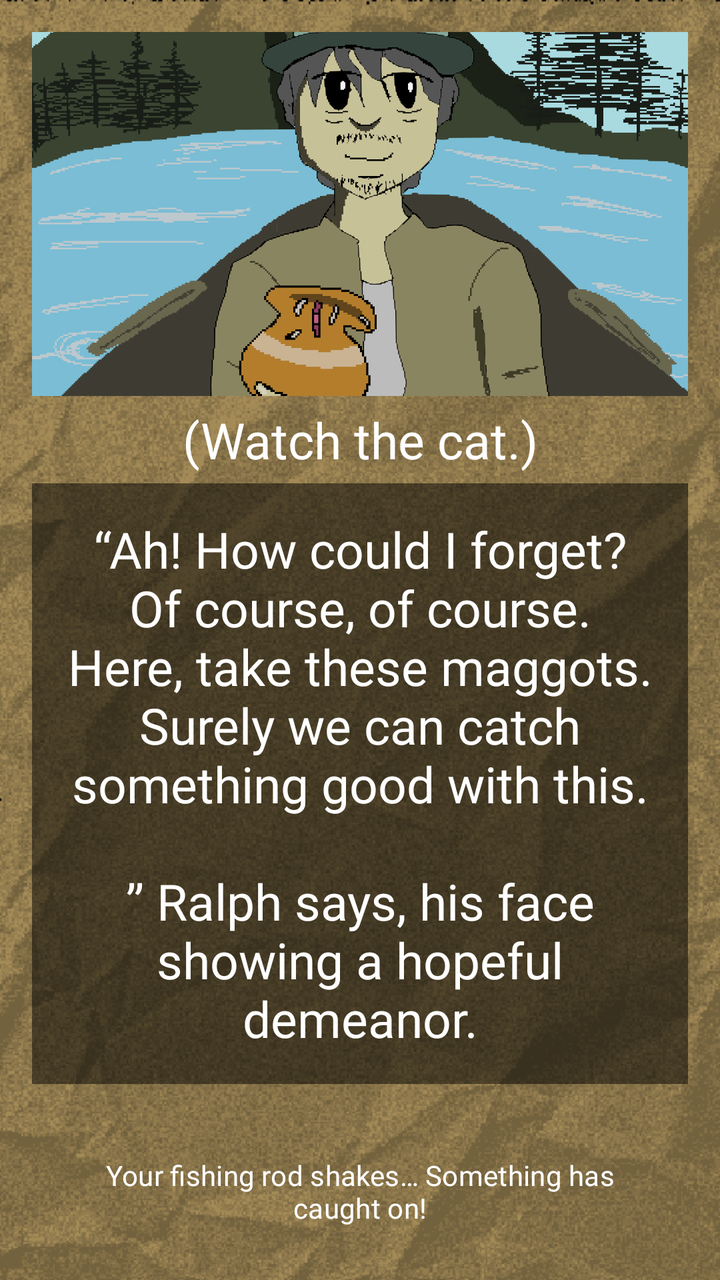
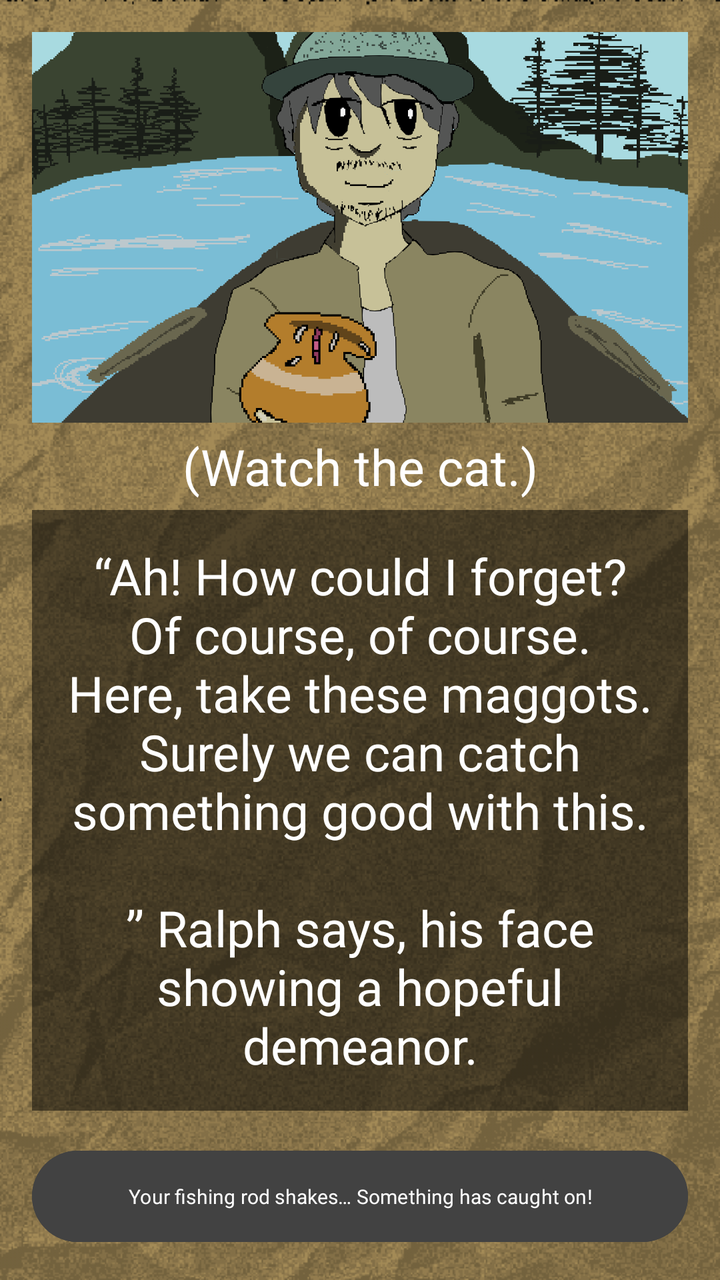

The first picture is an Android layout as it rendered before a commit; the second is the same layout after the commit. The layout source and the unified diff follow.
<!-- AndroidManifest.xml: application theme Theme.ChoiceQuest -->
<!-- res/layout/activity_page2_1_1_1_1.xml -->
<?xml version="1.0" encoding="utf-8"?>
<LinearLayout xmlns:android="http://schemas.android.com/apk/res/android"
    xmlns:app="http://schemas.android.com/apk/res-auto"
    xmlns:tools="http://schemas.android.com/tools"
    android:id="@+id/page2_1_1_1_1"
    android:layout_width="match_parent"
    android:layout_height="match_parent"
    android:gravity="center"
    android:orientation="vertical"
    android:background="@drawable/papertexture_"
    android:backgroundTint="#f8e7c2"
    android:backgroundTintMode="multiply"
    android:padding="16dp"
    tools:context=".Page2_1_1_1_1">

    <View
        android:layout_width="match_parent"
        android:layout_height="0dp"
        android:layout_weight="0.1"/>

    <ImageView
        android:id="@+id/imageView"
        android:layout_width="412dp"
        android:layout_height="250dp"
        android:src="@drawable/page2_1_1_1_1"/>

    <View
        android:layout_width="match_parent"
        android:layout_height="1dp"
        android:layout_weight="0.01"/>
    <TextView
        android:layout_width="match_parent"
        android:layout_height="wrap_content"
        android:id="@+id/tv_page2_1_1_1_1"
        android:gravity="center"
        android:fontFamily="@font/pixelspace"
        android:padding="5dp"
        android:text="(Watch the cat.)"
        android:textColor="@color/white"
        android:textSize="25sp" />

    <TextView
        android:layout_width="match_parent"
        android:layout_height="wrap_content"
        android:fontFamily="@font/pixelgame_font"
        android:gravity="center"
        android:padding="16dp"
        android:background="#80000000"
        android:text="“Ah! How could I forget? Of course, of course. Here, take these maggots. Surely we can catch something good with this.\n\n” Ralph says, his face showing a hopeful demeanor."
        android:textColor="#FFFFFF"
        android:textSize="25sp"
        android:layout_marginBottom="16dp"/>

    <Button
        android:layout_width="match_parent"
        android:layout_height="wrap_content"
        android:fontFamily="@font/quest_font"
        android:gravity="center"
        android:padding="16dp"
        android:background="@android:color/transparent"
        android:text="Your fishing rod shakes… Something has caught on!"
        android:onClick="page2_1_1_1_1_1"/>

    <Button
        android:layout_width="match_parent"
        android:layout_height="wrap_content"
        android:fontFamily="@font/quest_font"
        android:gravity="center"
        android:padding="16dp"
        android:background="@android:color/transparent"
        android:text="Nothing happens."
        android:onClick="page2_1_1_1_1_2"/>
    <View
        android:layout_width="match_parent"
        android:layout_height="0dp"
        android:layout_weight="0.1"/>
</LinearLayout>
<!-- resources referenced by this layout -->
<resources>
  <color name="white">#FFFFFF</color>
  <!-- drawable page2_1_1_1_1: png bitmap (drawable, 87320 bytes) -->
  <!-- drawable papertexture_: png bitmap (drawable, 156948 bytes) -->
  <style name="Theme.ChoiceQuest" parent="Base.Theme.ChoiceQuest" />
  <style name="Base.Theme.ChoiceQuest" parent="Theme.Material3.DayNight.NoActionBar">
          
          
      </style>
</resources>

<!-- the commit's change to res/layout/activity_page2_1_1_1_1.xml (unified diff, before → after) -->
@@ -57,7 +57,9 @@
         android:fontFamily="@font/quest_font"
         android:gravity="center"
         android:padding="16dp"
-        android:background="@android:color/transparent"
+        android:textSize="10sp"
+        android:textColor="@color/white"
+        android:backgroundTint="@color/cardview_dark_background"
         android:text="Your fishing rod shakes… Something has caught on!"
         android:onClick="page2_1_1_1_1_1"/>
 
@@ -67,7 +69,9 @@
         android:fontFamily="@font/quest_font"
         android:gravity="center"
         android:padding="16dp"
-        android:background="@android:color/transparent"
+        android:textSize="10sp"
+        android:textColor="@color/white"
+        android:backgroundTint="@color/cardview_dark_background"
         android:text="Nothing happens."
         android:onClick="page2_1_1_1_1_2"/>
     <View
